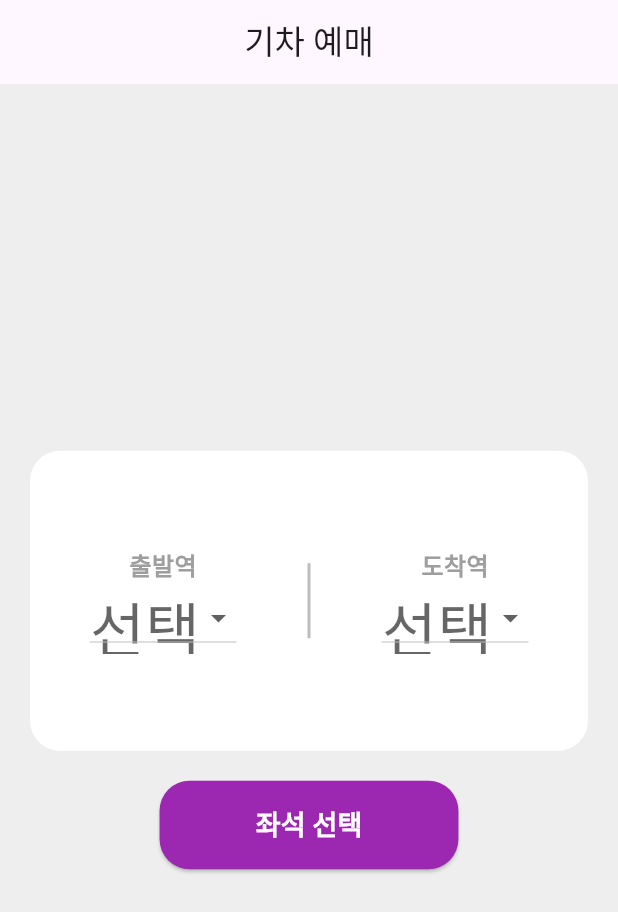
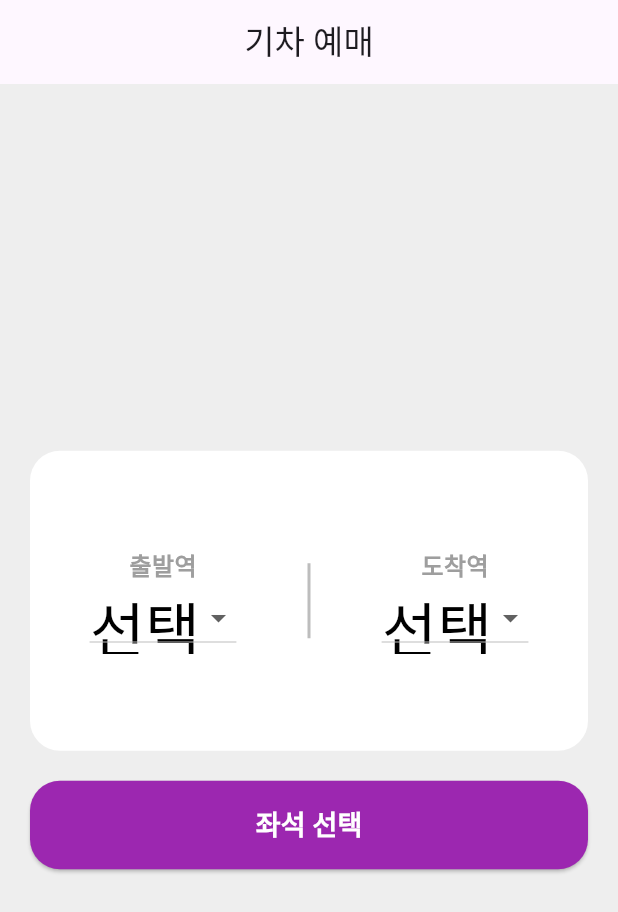
Before and after one commit to Aislyn-cell/flutter_train_app, a Flutter app: the screen it shows after launch, on a phone screen of 412 x 824 dp. Shown: the top 912 px of the screen. Run offline on Flutter 3.47's test engine with Material 3 defaults, Android fonts, the phone set to English and light mode, and no system bars.

Commit message:
UI 수정을 하였습니다.

```diff
--- a/lib/home_page.dart
+++ b/lib/home_page.dart
@@ -1,5 +1,5 @@
 import 'package:flutter/material.dart';
-import 'package:flutter_train_app/station_list_page.dart';
+import 'package:flutter_train_app/station_list_page.dart'; // StationListPage import
 
 class HomePage extends StatefulWidget {
   const HomePage({super.key});
@@ -15,22 +15,25 @@ class HomePageState extends State<HomePage> {
   @override
   Widget build(BuildContext context) {
     return Scaffold(
-      appBar: AppBar(title: Center(child: Text('기차 예매'))),
+      appBar: AppBar(
+        title: Center(child: Text('기차 예매')), // 앱바 타이틀 중앙 정렬
+      ),
+      backgroundColor: Colors.grey[200], // body 배경색 회색
       body: Padding(
-        padding: const EdgeInsets.all(20.0),
+        padding: const EdgeInsets.all(20.0), // Scaffold body padding 20
         child: Column(
-          mainAxisAlignment: MainAxisAlignment.center,
+          mainAxisAlignment: MainAxisAlignment.center, // 세로 가운데 정렬
           children: [
             Container(
-              height: 200,
-              padding: EdgeInsets.all(16.0),
+              height: 200, // 높이 200
+              padding: const EdgeInsets.all(16.0),
               decoration: BoxDecoration(
-                // BoxDecoration 사용
                 color: Colors.white, // 배경색 흰색
-                borderRadius: BorderRadius.circular(20),
+                borderRadius: BorderRadius.circular(20), // 모서리 둥글기 20
               ),
               child: Row(
-                mainAxisAlignment: MainAxisAlignment.spaceAround,
+                mainAxisAlignment:
+                    MainAxisAlignment.spaceAround, // 출발역, 도착역 간격 동일하게 배치
                 children: [
                   Column(
                     mainAxisAlignment: MainAxisAlignment.center,
@@ -57,16 +60,22 @@ class HomePageState extends State<HomePage> {
                                 child: Text(station),
                               );
                             }).toList(),
-                        hint: Text('선택', style: TextStyle(fontSize: 40)),
+                        hint: Text(
+                          '선택',
+                          style: TextStyle(
+                            fontSize: 40,
+                            color: Colors.black,
+                          ), // 선택 글자 크기 40, 색상 검정색
+                        ),
                       ),
                     ],
                   ),
                   SizedBox(
-                    height: 50,
+                    height: 50, // 세로선 높이
                     child: VerticalDivider(
                       width: 2,
                       thickness: 2,
-                      color: Colors.grey[400],
+                      color: Colors.grey[400], // 세로선 색상
                     ),
                   ),
                   Column(
@@ -94,15 +103,24 @@ class HomePageState extends State<HomePage> {
                                 child: Text(station),
                               );
                             }).toList(),
-                        hint: Text('선택', style: TextStyle(fontSize: 40)),
+                        hint: Text(
+                          '선택',
+                          style: TextStyle(
+                            fontSize: 40,
+                            color: Colors.black,
+                          ), // 선택 글자 크기 40, 색상 검정색
+                        ),
                       ),
                     ],
                   ),
                 ],
               ),
             ),
-            SizedBox(height: 20),
-            ElevatedButton(
+            SizedBox(height: 20), // 좌석 선택 버튼과 박스 간 간격 20
+            SizedBox(
+              // 좌석 선택 버튼 길이 조절
+              width: double.infinity,
+              child: ElevatedButton(
                 onPressed: () {
                   if (departureStation != null && arrivalStation != null) {
                     Navigator.pushNamed(
@@ -120,16 +138,13 @@ class HomePageState extends State<HomePage> {
                   }
                 },
                 style: ElevatedButton.styleFrom(
-                backgroundColor: Colors.purple,
+                  backgroundColor: Colors.purple, // 버튼 색상 보라색
                   shape: RoundedRectangleBorder(
-                  borderRadius: BorderRadius.circular(20),
+                    borderRadius: BorderRadius.circular(20), // 버튼 모서리 둥글기 20
                   ),
                 ),
                 child: Padding(
-                padding: const EdgeInsets.symmetric(
-                  horizontal: 40,
-                  vertical: 16,
-                ),
+                  padding: const EdgeInsets.symmetric(vertical: 16),
                   child: Text(
                     '좌석 선택',
                     style: TextStyle(
@@ -140,10 +155,10 @@ class HomePageState extends State<HomePage> {
                   ),
                 ),
               ),
+            ),
           ],
         ),
       ),
-      backgroundColor: Colors.grey[200],
     );
   }
 }
```
Lines whose indentation alone changed are shown as unchanged.
